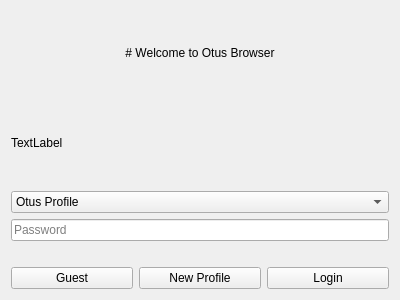
The window that src/ui/profile_selection.ui (SamuGallo-06/otus-browser) describes before a commit, drawn with Qt 5.
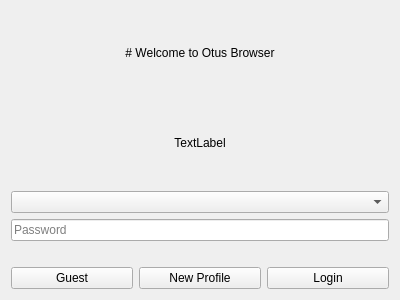
The same window after the commit.

Commit message:
feat: Implement profile management features including creation, selection, and authentication
- Added profile creation wizard with encryption option and validation.
- Introduced XML-based profile storage and retrieval functionality.
- Updated UI components for profile selection and creation.
- Enhanced password handling with bcrypt for secure storage.
- Implemented context menu actions for links and images in the web view.
- Enabled profile selection prompt on startup based on configuration.
- Added logging for better traceability of user actions and errors.

What changed in the file:
```diff
--- a/src/ui/profile_selection.ui
+++ b/src/ui/profile_selection.ui
@@ -46,11 +46,12 @@
    </item>
    <item row="2" column="0" colspan="3">
     <widget class="QComboBox" name="profilesComboBox">
-     <item>
-      <property name="text">
-       <string>Otus Profile</string>
-      </property>
-     </item>
+     <property name="currentText">
+      <string/>
+     </property>
+     <property name="placeholderText">
+      <string>No profiles available, Please create a profile first</string>
+     </property>
     </widget>
    </item>
    <item row="0" column="0" colspan="3">
@@ -85,6 +86,9 @@
      <property name="text">
       <string>TextLabel</string>
      </property>
+     <property name="alignment">
+      <set>Qt::AlignmentFlag::AlignCenter</set>
+     </property>
     </widget>
    </item>
   </layout>
```
Left out of the diff: 6 changed lines with no effect on the pictures. The commit also changes 13 other files.
